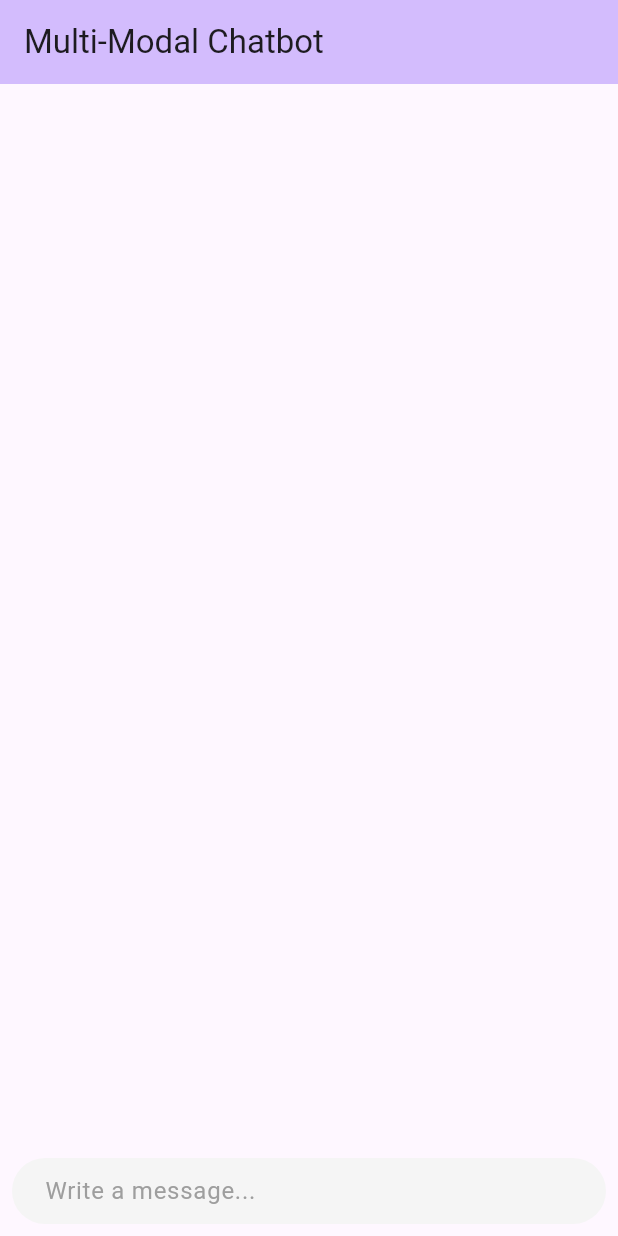
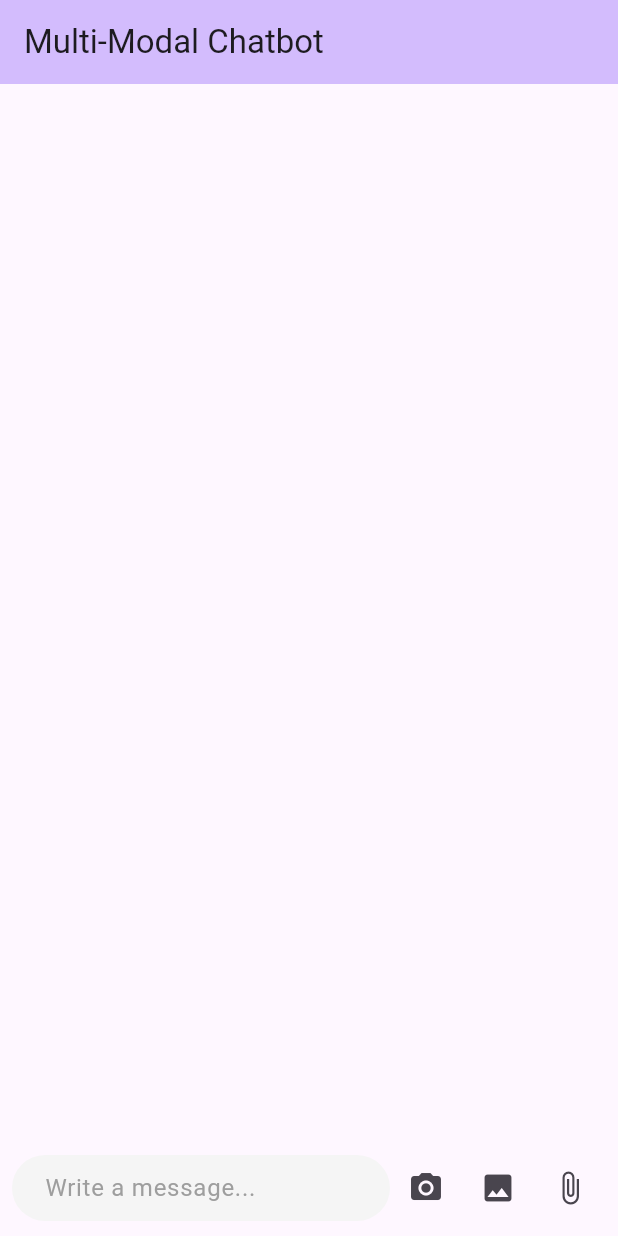
Before and after one commit to Nana-Kwame-bot/langchain_flutter_examples, a Flutter app: the screen it shows after launch, on a phone screen of 412 x 824 dp. Run offline on Flutter 3.47's test engine with Material 3 defaults, Android fonts, the phone set to English and light mode, and no system bars; drawn by our look-alikes of dash_chat_2; our stand-ins replace image_picker; missing offline and left inert: langchain, langchain_openai; key blocks and very long unbroken strings in the code were emptied for the run.

Commit message:
add image_picker and file_selector dependencies; update chat functionality for media handling

```diff
--- a/apps/multi_modal/lib/chat_page.dart
+++ b/apps/multi_modal/lib/chat_page.dart
@@ -1,5 +1,6 @@
 import "package:dash_chat_2/dash_chat_2.dart";
 import "package:flutter/material.dart";
+import "package:image_picker/image_picker.dart";
 import "package:multi_modal/chat_repository.dart";
 import "package:multi_modal/constants.dart";
 
@@ -13,6 +14,7 @@ class ChatPage extends StatefulWidget {
 }
 
 class _ChatPageState extends State<ChatPage> {
+  final TextEditingController _textController = TextEditingController();
   ChatRepository get _chatRepository => widget.chatRepository;
 
   List<ChatMessage> messages = [];
@@ -23,6 +25,30 @@ class _ChatPageState extends State<ChatPage> {
     debugPrint("ChatPage initialized");
   }
 
+  // final ImagePicker _picker = ImagePicker();
+
+  // Future<void> sendImage() async {
+  //   final XFile? image = await _picker.pickImage(source: ImageSource.gallery);
+  //   if (image != null) {
+  //     final ChatMessage message = ChatMessage(
+  //       user: Constants.user,
+  //       createdAt: DateTime.now(),
+  //       text: _textController.text,
+  //       medias: [
+  //         ChatMedia(
+  //           url: image.path,
+  //           fileName: image.name,
+  //           type: MediaType.image,
+  //         ),
+  //       ],
+  //     );
+  //     setState(() {
+  //       messages.insert(0, message);
+  //       _textController.clear();
+  //     });
+  //   }
+  // }
+
   @override
   Widget build(BuildContext context) {
     return Scaffold(
@@ -31,8 +57,34 @@ class _ChatPageState extends State<ChatPage> {
         title: const Text("Multi-Modal Chatbot"),
       ),
       body: DashChat(
+        inputOptions: InputOptions(
+          // ! probably not going to be using this controller for anything
+          // if we go ahead and create a dialog or something for the image and
+          // text to show up together.
+          textController: _textController,
+          trailing: [
+            IconButton(
+              icon: Icon(Icons.camera_alt),
+              onPressed: () {},
+            ),
+            IconButton(
+              icon: Icon(Icons.image),
+              onPressed: () {},
+            ),
+            IconButton(
+              icon: Icon(Icons.attach_file),
+              onPressed: () {},
+            ),
+          ],
+        ),
         currentUser: Constants.user,
-        onSend: (message) async {
+        onSend: _handleOnSend,
+        messages: messages,
+      ),
+    );
+  }
+
+  void _handleOnSend(message) async {
     setState(() {
       messages.insert(0, message);
     });
@@ -42,9 +94,5 @@ class _ChatPageState extends State<ChatPage> {
     setState(() {
       messages.insert(0, response);
     });
-        },
-        messages: messages,
-      ),
-    );
   }
 }
--- a/apps/multi_modal/pubspec.yaml
+++ b/apps/multi_modal/pubspec.yaml
@@ -11,6 +11,7 @@ dependencies:
   dash_chat_2: ^0.0.21
   flutter:
     sdk: flutter
+  image_picker: ^1.1.2
   langchain: ^0.7.7+2
   langchain_openai: ^0.7.3
 
```
Also changed, not shown: apps/multi_modal/lib/chat_repository.dart (+23 -4 lines), pubspec.lock, 5 other files. Lines whose indentation alone changed are shown as unchanged.
